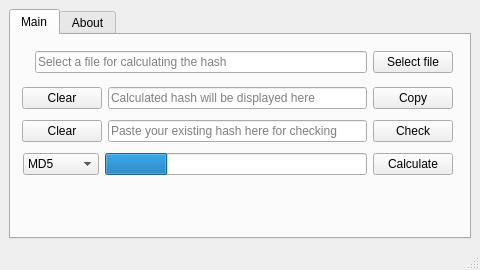
This is ui/mainwindow.ui in Rizwan-Hasan/Free-Hash-Checker as Qt 5 draws it before an edit. The edited form follows.
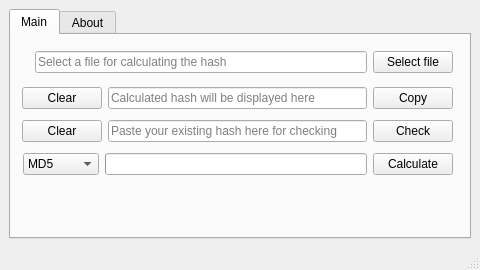
This is the edited form. Icons and pictures are not drawn.

```diff
--- a/ui/mainwindow.ui
+++ b/ui/mainwindow.ui
@@ -247,7 +247,7 @@
               <number>100</number>
              </property>
              <property name="value">
-              <number>24</number>
+              <number>0</number>
              </property>
              <property name="textVisible">
               <bool>false</bool>
```
